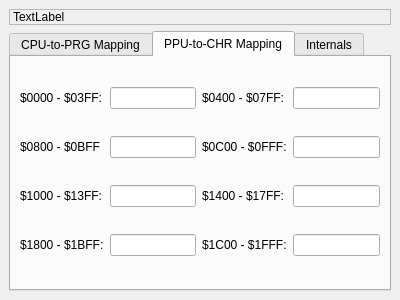
Before: the Qt Designer form debugger/mapperinformationdockwidget.ui in christopherpow/nesicide, drawn with Qt 5.
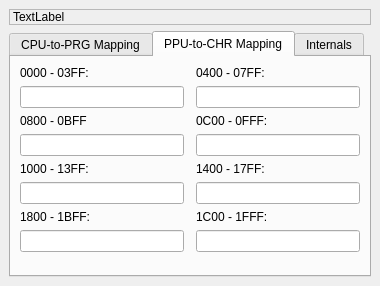
After: the same form once the commit is applied. The open tabs and pages were chosen to show the change.

The edit to the form file:
```diff
--- a/debugger/mapperinformationdockwidget.ui
+++ b/debugger/mapperinformationdockwidget.ui
@@ -6,8 +6,8 @@
    <rect>
     <x>0</x>
     <y>0</y>
-    <width>400</width>
-    <height>300</height>
+    <width>380</width>
+    <height>286</height>
    </rect>
   </property>
   <property name="windowTitle">
@@ -104,118 +104,131 @@
         <string>PPU-to-CHR Mapping</string>
        </attribute>
        <layout class="QGridLayout" name="gridLayout_2">
-        <item row="0" column="0">
-         <widget class="QLabel" name="label_8">
-          <property name="text">
-           <string>$0000 - $03FF:</string>
-          </property>
-         </widget>
-        </item>
-        <item row="0" column="1">
+        <item row="1" column="1">
          <widget class="QLineEdit" name="chr0">
           <property name="readOnly">
            <bool>true</bool>
           </property>
          </widget>
         </item>
-        <item row="0" column="2">
-         <widget class="QLabel" name="label_7">
-          <property name="text">
-           <string>$0400 - $07FF:</string>
-          </property>
-         </widget>
-        </item>
-        <item row="0" column="3">
+        <item row="1" column="3">
          <widget class="QLineEdit" name="chr1">
           <property name="readOnly">
            <bool>true</bool>
           </property>
          </widget>
         </item>
-        <item row="1" column="0">
-         <widget class="QLabel" name="label_5">
-          <property name="text">
-           <string>$0800 - $0BFF</string>
-          </property>
-         </widget>
-        </item>
-        <item row="1" column="1">
+        <item row="3" column="1">
          <widget class="QLineEdit" name="chr2">
           <property name="readOnly">
            <bool>true</bool>
           </property>
          </widget>
         </item>
-        <item row="1" column="2">
-         <widget class="QLabel" name="label_6">
-          <property name="text">
-           <string>$0C00 - $0FFF:</string>
-          </property>
-         </widget>
-        </item>
-        <item row="1" column="3">
+        <item row="3" column="3">
          <widget class="QLineEdit" name="chr3">
           <property name="readOnly">
            <bool>true</bool>
           </property>
          </widget>
         </item>
-        <item row="2" column="0">
-         <widget class="QLabel" name="label_9">
-          <property name="text">
-           <string>$1000 - $13FF:</string>
-          </property>
-         </widget>
-        </item>
-        <item row="2" column="1">
+        <item row="5" column="1">
          <widget class="QLineEdit" name="chr4">
           <property name="readOnly">
            <bool>true</bool>
           </property>
          </widget>
         </item>
-        <item row="2" column="2">
-         <widget class="QLabel" name="label_10">
-          <property name="text">
-           <string>$1400 - $17FF:</string>
-          </property>
-         </widget>
-        </item>
-        <item row="2" column="3">
+        <item row="5" column="3">
          <widget class="QLineEdit" name="chr5">
           <property name="readOnly">
            <bool>true</bool>
           </property>
          </widget>
         </item>
-        <item row="3" column="0">
-         <widget class="QLabel" name="label_11">
-          <property name="text">
-           <string>$1800 - $1BFF:</string>
-          </property>
-         </widget>
-        </item>
-        <item row="3" column="1">
+        <item row="7" column="1">
          <widget class="QLineEdit" name="chr6">
           <property name="readOnly">
            <bool>true</bool>
           </property>
          </widget>
         </item>
-        <item row="3" column="2">
-         <widget class="QLabel" name="label_12">
-          <property name="text">
-           <string>$1C00 - $1FFF:</string>
-          </property>
-         </widget>
-        </item>
-        <item row="3" column="3">
+        <item row="7" column="3">
          <widget class="QLineEdit" name="chr7">
           <property name="readOnly">
            <bool>true</bool>
           </property>
          </widget>
         </item>
+        <item row="0" column="1">
+         <widget class="QLabel" name="label_8">
+          <property name="text">
+           <string>0000 - 03FF:</string>
+          </property>
+         </widget>
+        </item>
+        <item row="0" column="3">
+         <widget class="QLabel" name="label_7">
+          <property name="text">
+           <string>0400 - 07FF:</string>
+          </property>
+         </widget>
+        </item>
+        <item row="2" column="1">
+         <widget class="QLabel" name="label_5">
+          <property name="text">
+           <string>0800 - 0BFF</string>
+          </property>
+         </widget>
+        </item>
+        <item row="2" column="3">
+         <widget class="QLabel" name="label_6">
+          <property name="text">
+           <string>0C00 - 0FFF:</string>
+          </property>
+         </widget>
+        </item>
+        <item row="4" column="1">
+         <widget class="QLabel" name="label_9">
+          <property name="text">
+           <string>1000 - 13FF:</string>
+          </property>
+         </widget>
+        </item>
+        <item row="4" column="3">
+         <widget class="QLabel" name="label_10">
+          <property name="text">
+           <string>1400 - 17FF:</string>
+          </property>
+         </widget>
+        </item>
+        <item row="6" column="1">
+         <widget class="QLabel" name="label_11">
+          <property name="text">
+           <string>1800 - 1BFF:</string>
+          </property>
+         </widget>
+        </item>
+        <item row="6" column="3">
+         <widget class="QLabel" name="label_12">
+          <property name="text">
+           <string>1C00 - 1FFF:</string>
+          </property>
+         </widget>
+        </item>
+        <item row="8" column="1" colspan="3">
+         <spacer name="verticalSpacer_2">
+          <property name="orientation">
+           <enum>Qt::Vertical</enum>
+          </property>
+          <property name="sizeHint" stdset="0">
+           <size>
+            <width>20</width>
+            <height>40</height>
+           </size>
+          </property>
+         </spacer>
+        </item>
        </layout>
       </widget>
       <widget class="QWidget" name="internalInfo_2">
```
Left out of the diff: 76 changed lines with no effect on the pictures.
